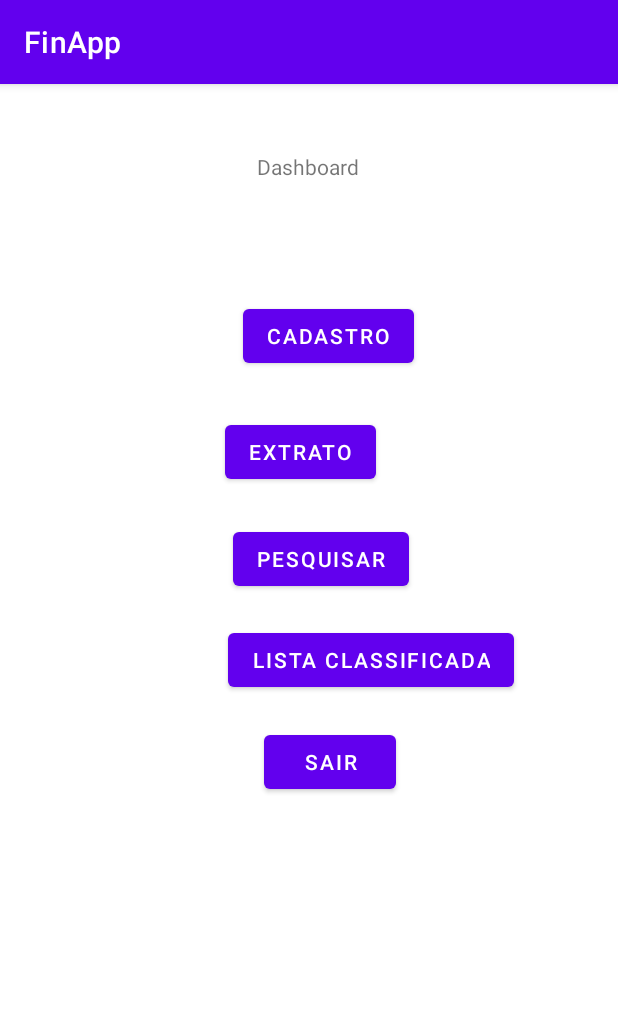
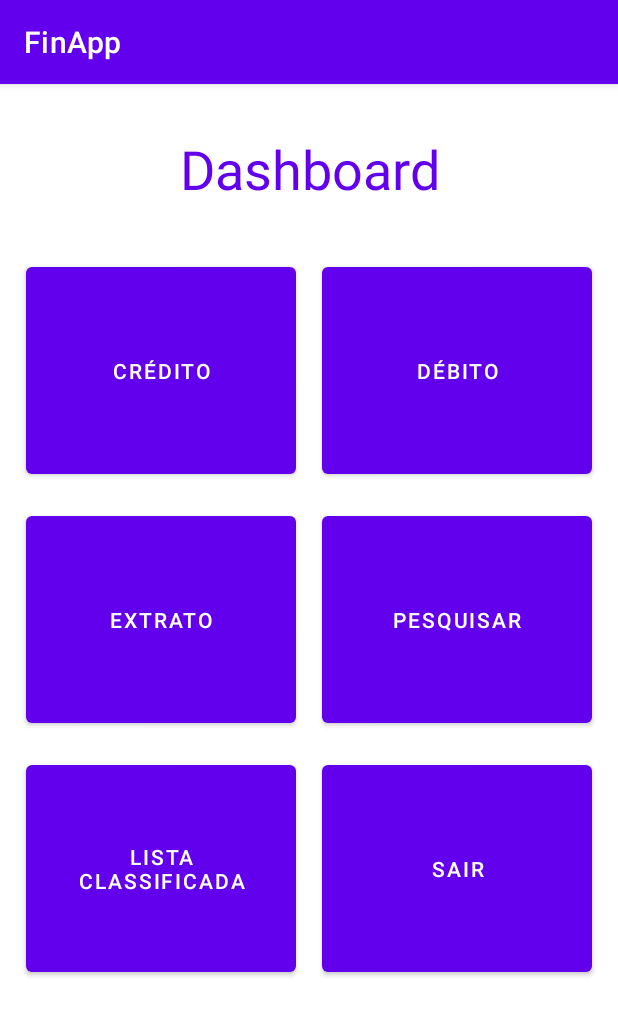
Before and after one commit to carlosmeds/FinApp, an Android app: the screen it shows after launch (DashboardActivity), on a phone screen of 412 x 824 dp. Shown: the top 1016 px of the screen. Run offline under Robolectric (Android 15) with nearby library versions, the phone set to English and light mode, and no system bars.

Commit message:
Melhoria dos botoes, renomeados os ID's

```diff
--- a/app/src/main/res/layout/activity_dashboard.xml
+++ b/app/src/main/res/layout/activity_dashboard.xml
@@ -6,64 +6,100 @@
     android:layout_height="match_parent"
     tools:context=".DashboardActivity">
 
+    <androidx.constraintlayout.widget.ConstraintLayout
+        android:id="@+id/constraintLayout"
+        android:layout_width="match_parent"
+        android:layout_height="match_parent"
+        tools:context=".DashboardActivity">
+
         <TextView
             android:id="@+id/textView2"
-        android:layout_width="wrap_content"
-        android:layout_height="wrap_content"
-        android:layout_marginStart="9dp"
-        android:layout_marginTop="45dp"
+            android:layout_width="363dp"
+            android:layout_height="52dp"
+            android:layout_marginStart="16dp"
+            android:layout_marginTop="32dp"
+            android:layout_marginEnd="16dp"
             android:text="Dashboard"
-        app:layout_constraintStart_toStartOf="@+id/button"
+            android:textAlignment="center"
+            android:textColor="#6200EE"
+            android:textSize="36sp"
+            app:layout_constraintEnd_toEndOf="parent"
+            app:layout_constraintStart_toStartOf="parent"
             app:layout_constraintTop_toTopOf="parent" />
 
         <Button
-        android:id="@+id/button"
-        android:layout_width="wrap_content"
-        android:layout_height="wrap_content"
-        android:layout_marginStart="12dp"
-        android:layout_marginBottom="29dp"
-        android:text="Cadastro"
-        app:layout_constraintBottom_toTopOf="@+id/button2"
-        app:layout_constraintStart_toStartOf="@+id/button2" />
+            android:id="@+id/buttonCredit"
+            android:layout_width="180dp"
+            android:layout_height="150dp"
+            android:layout_marginStart="16dp"
+            android:layout_marginTop="32dp"
+            android:layout_marginEnd="8dp"
+            android:text="Crédito"
+            app:layout_constraintEnd_toStartOf="@+id/buttonDebit"
+            app:layout_constraintStart_toStartOf="parent"
+            app:layout_constraintTop_toBottomOf="@+id/textView2" />
 
         <Button
-        android:id="@+id/button2"
-        android:layout_width="wrap_content"
-        android:layout_height="wrap_content"
-        android:layout_marginEnd="22dp"
-        android:layout_marginBottom="23dp"
-        android:text="Extrato"
-        app:layout_constraintBottom_toTopOf="@+id/button3"
-        app:layout_constraintEnd_toEndOf="@+id/button3" />
+            android:id="@+id/buttonDebit"
+            android:layout_width="180dp"
+            android:layout_height="150dp"
+            android:layout_marginStart="8dp"
+            android:layout_marginTop="32dp"
+            android:layout_marginEnd="16dp"
+            android:text="Débito"
+            app:layout_constraintEnd_toEndOf="parent"
+            app:layout_constraintStart_toEndOf="@+id/buttonCredit"
+            app:layout_constraintTop_toBottomOf="@+id/textView2" />
 
         <Button
-        android:id="@+id/button3"
-        android:layout_width="wrap_content"
-        android:layout_height="wrap_content"
-        android:layout_marginStart="3dp"
-        android:layout_marginBottom="19dp"
-        android:text="Pesquisar"
-        app:layout_constraintBottom_toTopOf="@+id/button4"
-        app:layout_constraintStart_toStartOf="@+id/button4" />
+            android:id="@+id/buttonStatement"
+            android:layout_width="180dp"
+            android:layout_height="150dp"
+            android:layout_marginStart="16dp"
+            android:layout_marginTop="16dp"
+            android:layout_marginEnd="8dp"
+            android:text="Extrato"
+            app:layout_constraintEnd_toStartOf="@+id/buttonSearch"
+            app:layout_constraintStart_toStartOf="parent"
+            app:layout_constraintTop_toBottomOf="@+id/buttonCredit" />
 
         <Button
-        android:id="@+id/button4"
-        android:layout_width="wrap_content"
-        android:layout_height="wrap_content"
-        android:layout_marginEnd="69dp"
-        android:text="Lista classificada"
-        app:layout_constraintBottom_toBottomOf="parent"
+            android:id="@+id/buttonSearch"
+            android:layout_width="180dp"
+            android:layout_height="150dp"
+            android:layout_marginStart="8dp"
+            android:layout_marginTop="16dp"
+            android:layout_marginEnd="16dp"
+            android:text="Pesquisar"
             app:layout_constraintEnd_toEndOf="parent"
-        app:layout_constraintTop_toTopOf="parent" />
+            app:layout_constraintStart_toEndOf="@+id/buttonStatement"
+            app:layout_constraintTop_toBottomOf="@+id/buttonDebit" />
 
         <Button
-        android:id="@+id/button5"
-        android:layout_width="wrap_content"
-        android:layout_height="wrap_content"
-        android:layout_marginStart="24dp"
-        android:layout_marginTop="20dp"
+            android:id="@+id/buttonList"
+            android:layout_width="180dp"
+            android:layout_height="150dp"
+            android:layout_marginStart="16dp"
+            android:layout_marginTop="16dp"
+            android:layout_marginEnd="8dp"
+            android:text="Lista Classificada"
+            app:layout_constraintEnd_toStartOf="@+id/buttonQuit"
+            app:layout_constraintStart_toStartOf="parent"
+            app:layout_constraintTop_toBottomOf="@+id/buttonStatement" />
+
+        <Button
+            android:id="@+id/buttonQuit"
+            android:layout_width="180dp"
+            android:layout_height="150dp"
+            android:layout_marginStart="8dp"
+            android:layout_marginTop="16dp"
+            android:layout_marginEnd="16dp"
             android:onClick="quitApp"
             android:text="Sair"
-        app:layout_constraintStart_toStartOf="@+id/button4"
-        app:layout_constraintTop_toBottomOf="@+id/button4" />
+            app:layout_constraintEnd_toEndOf="parent"
+            app:layout_constraintStart_toEndOf="@+id/buttonList"
+            app:layout_constraintTop_toBottomOf="@+id/buttonSearch" />
+
     </androidx.constraintlayout.widget.ConstraintLayout>
+
+</androidx.constraintlayout.widget.ConstraintLayout>
```
Lines whose indentation alone changed are shown as unchanged.
